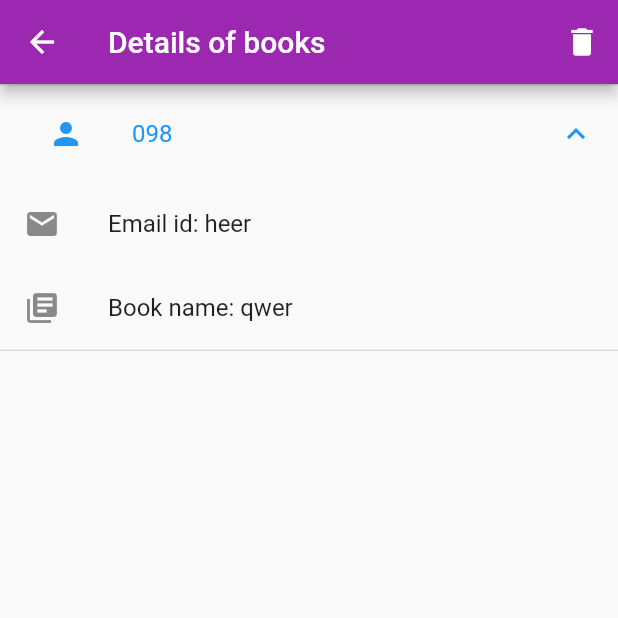
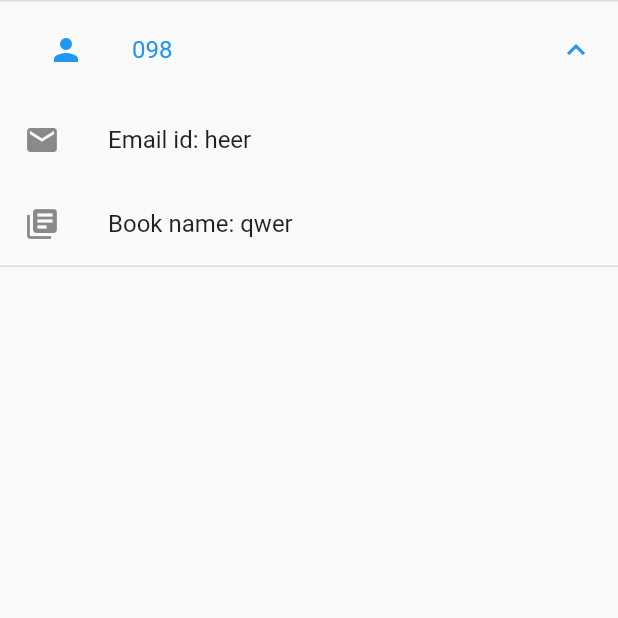
Before and after one commit to Library-Management07/My_Library, a Flutter app: the save screen opened directly, after a tap on "098", on a phone screen of 412 x 824 dp, the top half of it. Run offline on Flutter 3.47's test engine with Material 2 defaults, Android fonts, the phone set to English and light mode, and no system bars; our stand-ins replace cloud_firestore, firebase_auth, firebase_core, firebase_database; accounts and stored records are empty.

Commit message:
No changes

```diff
--- a/library_app/lib/Module2_A/BookDetail/Save.dart
+++ b/library_app/lib/Module2_A/BookDetail/Save.dart
@@ -21,13 +21,6 @@ class _saveState extends State<save> {
   @override
   Widget build(BuildContext context) {
     return Scaffold(
-        appBar: AppBar(
-          backgroundColor: Colors.purple,
-          title: Text("Details of books"),
-          actions: [
-            IconButton(icon: Icon(Icons.delete), onPressed: () {}),
-          ],
-        ),
         body: Wrap(
           children: [
             ListView.builder(
--- a/library_app/lib/main.dart
+++ b/library_app/lib/main.dart
@@ -1,6 +1,7 @@
 import 'package:firebase_core/firebase_core.dart';
 import 'package:flutter/material.dart';
 import 'package:library_app/Module1_U/Screens/Welcome/welcome_screen.dart';
+import 'package:library_app/Module2_A/HomeScreen2.dart';
 
 void main() async {
   WidgetsFlutterBinding.ensureInitialized();
@@ -13,7 +14,7 @@ class MyApp extends StatelessWidget {
   Widget build(BuildContext context) {
     return MaterialApp(
       debugShowCheckedModeBanner: false,
-      home: WelcomeScreen(),
+      home: Home_screen2(),
     );
   }
 }
```
Also changed, not shown: library_app/lib/Module2_A/BookDetail/Multi_form.dart (+1 -15 lines), library_app/pubspec.lock.
